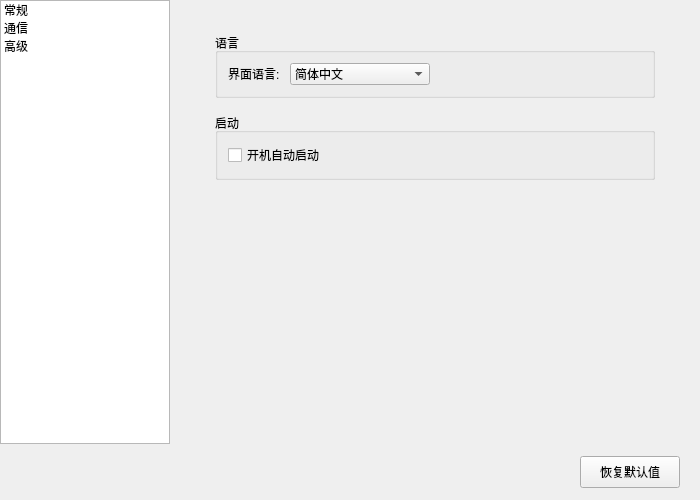
The window that src/ui/settingsdialog.ui (JiaYongChen/CrossRemoteDesktop) describes before a commit, drawn with Qt 5.
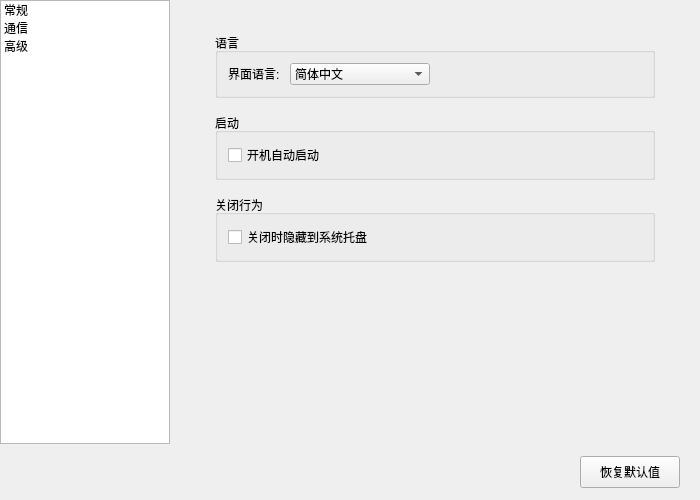
The same window after the commit.

Commit message:
新功能: 设置中增加"关闭时隐藏到系统托盘"选项
- settingsdialog.ui 常规页新增 closeToTrayCheckBox (默认不勾选)
- SettingsDialog 新增 onCloseToTrayChanged 槽, 即时持久化到 UI/closeToTray
- MainWindow::closeEvent 读取设置: 勾选时 hide() 到托盘, 否则正常退出
- 点击托盘图标仍可恢复窗口 (iconActivated 逻辑未变)

What changed in the file:
```diff
--- a/src/ui/settingsdialog.ui
+++ b/src/ui/settingsdialog.ui
@@ -232,6 +232,37 @@
                </layout>
               </widget>
              </item>
+             <item>
+              <widget class="QGroupBox" name="closeBehaviorGroup">
+               <property name="title">
+                <string>关闭行为</string>
+               </property>
+               <layout class="QVBoxLayout" name="closeBehaviorLayout">
+                <property name="spacing">
+                 <number>8</number>
+                </property>
+                <property name="leftMargin">
+                 <number>10</number>
+                </property>
+                <property name="topMargin">
+                 <number>10</number>
+                </property>
+                <property name="rightMargin">
+                 <number>10</number>
+                </property>
+                <property name="bottomMargin">
+                 <number>10</number>
+                </property>
+                <item>
+                 <widget class="QCheckBox" name="closeToTrayCheckBox">
+                  <property name="text">
+                   <string>关闭时隐藏到系统托盘</string>
+                  </property>
+                 </widget>
+                </item>
+               </layout>
+              </widget>
+             </item>
              <item>
               <spacer name="generalSpacer">
                <property name="orientation">
```
The commit also changes 3 other files.
